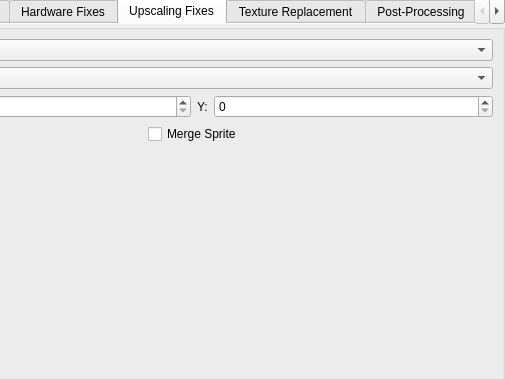
PCSX2/pcsx2, file pcsx2-qt/Settings/GraphicsSettingsWidget.ui: the form before one commit; both pictures show x 215 to 720 and y 99 to 479 of the 720 by 479 pixel window.
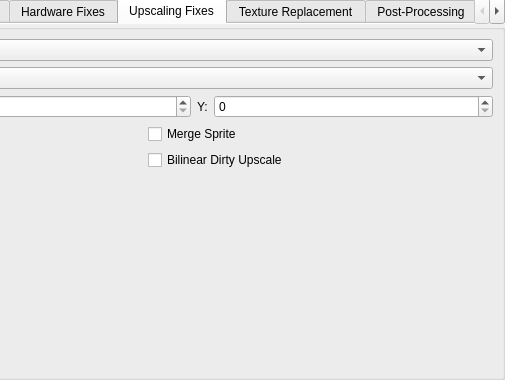
The form after the commit. The open tabs and pages were chosen to show the change.

Commit message: GS-HW: Don't bilinear dirty rects by default, added as upscale hack.

```diff
--- a/pcsx2-qt/Settings/GraphicsSettingsWidget.ui
+++ b/pcsx2-qt/Settings/GraphicsSettingsWidget.ui
@@ -7,7 +7,7 @@
     <x>0</x>
     <y>0</y>
     <width>720</width>
-    <height>466</height>
+    <height>476</height>
    </rect>
   </property>
   <property name="windowTitle">
@@ -1222,6 +1222,13 @@
            </property>
           </widget>
          </item>
+         <item row="1" column="1">
+          <widget class="QCheckBox" name="bilinearHack">
+           <property name="text">
+            <string>Bilinear Dirty Upscale</string>
+           </property>
+          </widget>
+         </item>
         </layout>
        </item>
       </layout>
```
Left out of the diff: 2 changed lines with no effect on the pictures. The commit also changes 12 other files.
